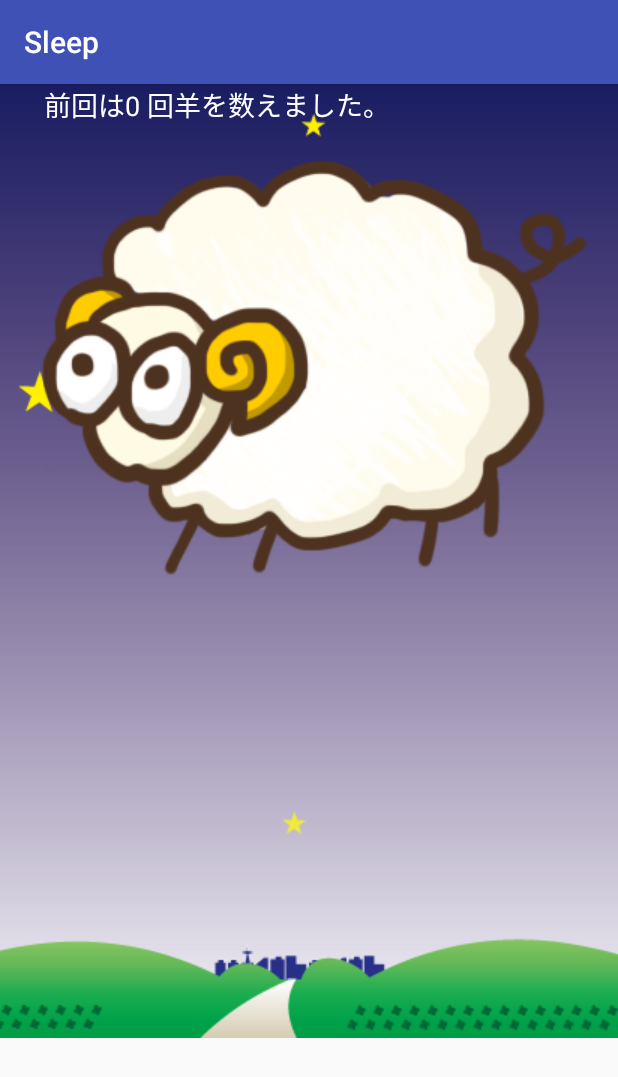
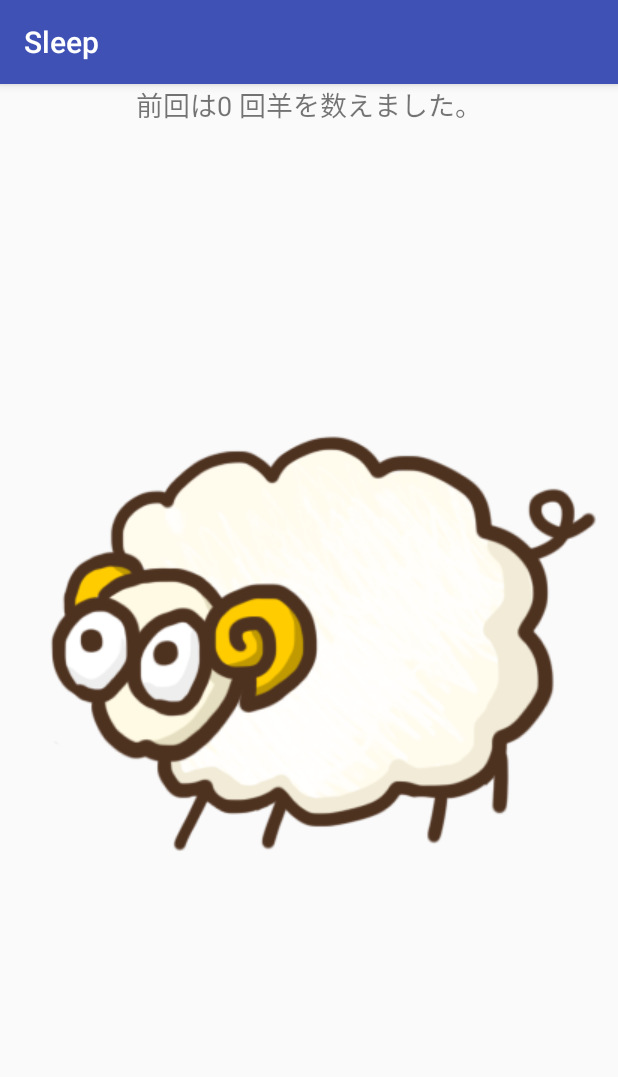
Before and after one commit to hinamomo/Sleep, an Android app: the screen it shows after launch (MainActivity), on a phone screen of 412 x 824 dp. Shown: the top 1077 px of the screen. Run offline under Robolectric (Android 15) with nearby library versions, the phone set to English and light mode, and no system bars.

Commit message:
Error avoidance.

```diff
--- a/app/src/main/res/layout/activity_main.xml
+++ b/app/src/main/res/layout/activity_main.xml
@@ -2,22 +2,10 @@
 <android.support.constraint.ConstraintLayout xmlns:android="http://schemas.android.com/apk/res/android"
     xmlns:app="http://schemas.android.com/apk/res-auto"
     xmlns:tools="http://schemas.android.com/tools"
+    android:id="@+id/rootLayout"
     android:layout_width="match_parent"
     android:layout_height="match_parent"
-    android:id="@+id/rootLayout"
     tools:context="com.example.sleep.MainActivity">
-
-    <ImageView
-        android:id="@+id/imageView"
-        android:layout_width="match_parent"
-        android:layout_height="wrap_content"
-        android:layout_alignParentStart="true"
-        android:layout_alignParentTop="true"
-        android:scaleType="centerCrop"
-        android:src="@drawable/night_backgraund"
-        tools:layout_editor_absoluteX="0dp"
-        tools:layout_editor_absoluteY="0dp" />
-
 
     <TextView
         android:id="@+id/textview"
@@ -25,17 +13,20 @@
         android:layout_height="41dp"
         android:text="hello world!"
         android:textAlignment="center"
-        android:textColor="@android:color/background_light"
         android:textSize="18sp"
-        tools:layout_editor_absoluteX="48dp"
-        tools:layout_editor_absoluteY="136dp" />
+        app:layout_constraintEnd_toEndOf="parent"
+        app:layout_constraintHorizontal_bias="0.5"
+        app:layout_constraintStart_toStartOf="parent" />
 
     <ImageView
         android:id="@+id/imageView1"
         android:layout_width="wrap_content"
         android:layout_height="wrap_content"
         android:src="@drawable/sheep_1"
-        tools:layout_editor_absoluteX="0dp"
-        tools:layout_editor_absoluteY="146dp" />
+        app:layout_constraintBottom_toBottomOf="parent"
+        app:layout_constraintEnd_toEndOf="parent"
+        app:layout_constraintHorizontal_bias="0.5"
+        app:layout_constraintStart_toStartOf="parent"
+        app:layout_constraintTop_toTopOf="parent" />
 
 </android.support.constraint.ConstraintLayout>
```
